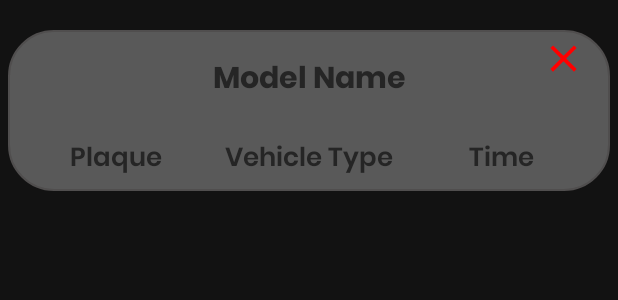
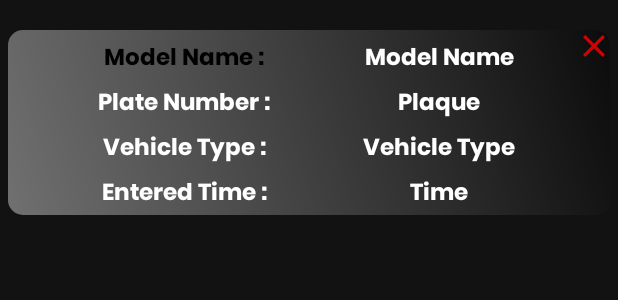
Before and after one commit to OmerOzen10/Garage-Application-in-Android-Studio, an Android app: the layout list_vehicles.xml on its own in the app's theme, with its tools: preview values and no code run, on a phone screen of 412 x 824 dp. Shown: the top 300 px of the screen. Run offline under Robolectric (Android 15) with nearby library versions, the phone set to English and light mode, and no system bars.

Commit message:
I change the design of my project and I learned some new animation skills and tried them in my project

```diff
--- /dev/null
+++ b/app/src/main/res/drawable-anydpi/close1.xml
@@ -0,0 +1,16 @@
+<vector xmlns:android="http://schemas.android.com/apk/res/android"
+    android:width="24dp"
+    android:height="24dp"
+    android:viewportWidth="24"
+    android:viewportHeight="24"
+    android:tint="#0A0A0A"
+    android:alpha="0.8">
+  <group android:scaleX="1.25"
+      android:scaleY="1.25"
+      android:translateX="-3"
+      android:translateY="-3">
+    <path
+        android:fillColor="@android:color/white"
+        android:pathData="M19,6.41L17.59,5 12,10.59 6.41,5 5,6.41 10.59,12 5,17.59 6.41,19 12,13.41 17.59,19 19,17.59 13.41,12z"/>
+  </group>
+</vector>
--- a/app/src/main/res/drawable/baseline_close_24.xml
+++ b/app/src/main/res/drawable/baseline_close_24.xml
@@ -1,5 +1,5 @@
-<vector android:height="10dp" android:tint="#FF0000"
+<vector android:height="1dp" android:tint="#FF0000"
     android:viewportHeight="24" android:viewportWidth="24"
-    android:width="10dp" xmlns:android="http://schemas.android.com/apk/res/android">
+    android:width="1dp" xmlns:android="http://schemas.android.com/apk/res/android">
     <path android:fillColor="@android:color/white" android:pathData="M19,6.41L17.59,5 12,10.59 6.41,5 5,6.41 10.59,12 5,17.59 6.41,19 12,13.41 17.59,19 19,17.59 13.41,12z"/>
 </vector>
--- a/app/src/main/res/drawable/border.xml
+++ b/app/src/main/res/drawable/border.xml
@@ -1,8 +1,13 @@
 <?xml version="1.0" encoding="UTF-8"?>
 <shape xmlns:android="http://schemas.android.com/apk/res/android">
     <solid android:color="#65C4C4C5"/>
+    <gradient
+        android:angle="225"
+        android:startColor="#000000"
+        android:endColor="#FFFFFF"
+    />
 
-    <stroke android:width="1dp"
+    <stroke android:width="0dp"
         android:color="#504E4E"
         />
 
@@ -12,8 +17,8 @@
         android:bottom="1dp"
         />
 
-    <corners android:bottomRightRadius="30dp"
-        android:bottomLeftRadius="30dp"
-        android:topLeftRadius="30dp"
-        android:topRightRadius="30dp"/>
+    <corners android:bottomRightRadius="10dp"
+        android:bottomLeftRadius="10dp"
+        android:topLeftRadius="10dp"
+        android:topRightRadius="10dp"/>
 </shape>
--- a/app/src/main/res/drawable/search_view_bg.xml
+++ b/app/src/main/res/drawable/search_view_bg.xml
@@ -2,6 +2,6 @@
 <shape xmlns:android="http://schemas.android.com/apk/res/android">
 
     <corners android:radius="8dp"/>
-    <stroke android:color="@color/white"
+    <stroke android:color="#7A7A7A"
         android:width="2dp"/>
 </shape>
--- a/app/src/main/res/layout/fragment_see.xml
+++ b/app/src/main/res/layout/fragment_see.xml
@@ -4,7 +4,8 @@
     xmlns:tools="http://schemas.android.com/tools"
     android:layout_width="match_parent"
     android:layout_height="match_parent"
-    android:background="#7C7979">
+    android:background="@drawable/gradiant_list"
+    android:id="@+id/mainLayout">
 
 
     <androidx.appcompat.widget.SearchView
--- a/app/src/main/res/layout/list_vehicles.xml
+++ b/app/src/main/res/layout/list_vehicles.xml
@@ -11,78 +11,122 @@
     android:background="@drawable/border">
 
     <TextView
+        android:id="@+id/textView"
+        android:layout_width="wrap_content"
+        android:layout_height="wrap_content"
+        android:layout_marginTop="5dp"
+        android:fontFamily="@font/poppins_bold"
+        android:text="Model Name : "
+        android:textColor="@color/black"
+        android:textSize="15sp"
+        app:layout_constraintEnd_toStartOf="@+id/txtModel"
+        app:layout_constraintHorizontal_bias="0.5"
+        app:layout_constraintStart_toStartOf="parent"
+        app:layout_constraintTop_toTopOf="parent" />
+
+    <TextView
 
         android:id="@+id/txtModel"
         android:layout_width="wrap_content"
         android:layout_height="wrap_content"
-        android:layout_marginTop="15dp"
         android:fontFamily="@font/poppins_bold"
         android:text="Model Name"
-        android:textColor="#252525"
-        android:textSize="20sp"
+        android:textColor="#FFFFFF"
+        android:textSize="15sp"
+        app:layout_constraintBaseline_toBaselineOf="@+id/textView"
         app:layout_constraintEnd_toEndOf="parent"
-        app:layout_constraintHorizontal_bias="0.501"
-        app:layout_constraintStart_toStartOf="parent"
-        app:layout_constraintTop_toTopOf="parent" />
+        app:layout_constraintHorizontal_bias="0.5"
+        app:layout_constraintStart_toEndOf="@+id/textView" />
+
+    <TextView
+        android:id="@+id/textView1"
+        android:layout_width="wrap_content"
+        android:layout_height="wrap_content"
+        android:layout_marginTop="3dp"
+        android:fontFamily="@font/poppins_bold"
+        android:text="Plate Number : "
+        android:textColor="@color/white"
+        android:textSize="15sp"
+        app:layout_constraintEnd_toEndOf="@+id/textView"
+        app:layout_constraintStart_toStartOf="@+id/textView"
+        app:layout_constraintTop_toBottomOf="@+id/textView" />
+
 
     <TextView
         android:id="@+id/txtPlaque"
         android:layout_width="wrap_content"
         android:layout_height="wrap_content"
-        android:fontFamily="@font/poppins_semibold"
+        android:fontFamily="@font/poppins_bold"
         android:text="Plaque"
-        android:textColor="#252525"
-        android:textSize="17sp"
-        app:layout_constraintBottom_toBottomOf="@+id/txtVehicleType"
-        app:layout_constraintEnd_toStartOf="@+id/txtVehicleType"
-        app:layout_constraintHorizontal_bias="0.488"
-        app:layout_constraintStart_toStartOf="parent"
-        app:layout_constraintTop_toTopOf="@+id/txtVehicleType"
-        app:layout_constraintVertical_bias="1.0" />
+        android:textColor="#FFFFFF"
+        android:textSize="15sp"
+        app:layout_constraintBaseline_toBaselineOf="@+id/textView1"
+        app:layout_constraintEnd_toEndOf="@+id/txtModel"
+        app:layout_constraintStart_toStartOf="@+id/txtModel" />
 
+    <TextView
+        android:id="@+id/textView2"
+        android:layout_width="wrap_content"
+        android:layout_height="wrap_content"
+        android:layout_marginTop="3dp"
+        android:fontFamily="@font/poppins_bold"
+        android:text="Vehicle Type : "
+        android:textColor="@color/white"
+        android:textSize="15sp"
+        app:layout_constraintEnd_toEndOf="@+id/textView"
+        app:layout_constraintStart_toStartOf="@+id/textView"
+        app:layout_constraintTop_toBottomOf="@+id/textView1" />
 
     <TextView
         android:id="@+id/txtVehicleType"
         android:layout_width="wrap_content"
         android:layout_height="wrap_content"
-        android:layout_marginTop="10dp"
-        android:layout_marginBottom="5dp"
-        android:fontFamily="@font/poppins_semibold"
-        android:paddingTop="10dp"
+        android:fontFamily="@font/poppins_bold"
         android:text="Vehicle Type"
-        android:textColor="#252525"
-        android:textSize="17sp"
-        app:layout_constraintBottom_toBottomOf="parent"
-        app:layout_constraintEnd_toEndOf="parent"
-        app:layout_constraintStart_toStartOf="parent"
-        app:layout_constraintTop_toBottomOf="@+id/txtModel" />
+        android:textColor="#FFFFFF"
+        android:textSize="15sp"
+        app:layout_constraintBaseline_toBaselineOf="@+id/textView2"
+        app:layout_constraintEnd_toEndOf="@+id/txtPlaque"
+        app:layout_constraintStart_toStartOf="@+id/txtPlaque" />
+
+    <TextView
+        android:id="@+id/textView3"
+        android:layout_width="wrap_content"
+        android:layout_height="wrap_content"
+        android:layout_marginTop="3dp"
+        android:fontFamily="@font/poppins_bold"
+        android:text="Entered Time : "
+        android:textColor="@color/white"
+        android:textSize="15sp"
+        app:layout_constraintEnd_toEndOf="@+id/textView"
+        app:layout_constraintStart_toStartOf="@+id/textView"
+        app:layout_constraintTop_toBottomOf="@+id/textView2" />
 
     <TextView
         android:id="@+id/txtEntered"
         android:layout_width="wrap_content"
         android:layout_height="wrap_content"
-        android:fontFamily="@font/poppins_semibold"
+        android:fontFamily="@font/poppins_bold"
         android:text="Time"
-        android:textColor="#252525"
-        android:textSize="17sp"
-        app:layout_constraintBottom_toBottomOf="@+id/txtVehicleType"
-        app:layout_constraintEnd_toEndOf="parent"
-        app:layout_constraintStart_toEndOf="@+id/txtVehicleType"
-        app:layout_constraintTop_toTopOf="@+id/txtVehicleType"
-        app:layout_constraintVertical_bias="1.0" />
+        android:textColor="#FFFFFF"
+        android:textSize="15sp"
+        app:layout_constraintBaseline_toBaselineOf="@+id/textView3"
+        app:layout_constraintEnd_toEndOf="@+id/txtVehicleType"
+        app:layout_constraintStart_toStartOf="@+id/txtVehicleType" />
 
     <ImageButton
         android:id="@+id/delete"
-        android:layout_width="30dp"
-        android:layout_height="30dp"
-        android:background="@drawable/baseline_close_24"
-        android:src="@drawable/baseline_close_24"
+        android:layout_width="20dp"
+        android:layout_height="20dp"
+        android:background="@drawable/close1"
+        android:backgroundTint="#FF0000"
+        android:visibility="visible"
         app:layout_constraintBottom_toBottomOf="parent"
         app:layout_constraintEnd_toEndOf="parent"
-        app:layout_constraintHorizontal_bias="0.958"
+        app:layout_constraintHorizontal_bias="1.0"
         app:layout_constraintStart_toStartOf="parent"
         app:layout_constraintTop_toTopOf="parent"
-        app:layout_constraintVertical_bias="0.043" />
+        app:layout_constraintVertical_bias="0.0" />
 
 
 </androidx.constraintlayout.widget.ConstraintLayout>
```
Also changed, not shown: app/src/main/java/com/example/parkngapplcaton/MyAdapter.java (+20 -0 lines), app/src/main/java/com/example/parkngapplcaton/SeeFragment.java (+12 -0 lines), app/src/main/res/anim/first_item.xml (added, +7 -0 lines), app/src/main/res/anim/recycler_animation.xml (added, +10 -0 lines), app/src/main/res/anim/second_item.xml (added, +7 -0 lines), app/src/main/res/drawable/background_1.xml (added, +17 -0 lines), app/src/main/res/drawable/background_2.xml (added, +14 -0 lines), app/src/main/res/drawable/background_3.xml (added, +13 -0 lines), app/src/main/res/drawable/gradiant_list.xml (added, +14 -0 lines), app/src/main/res/layout/fragment_add.xml (+9 -3 lines), app/src/main/res/drawable-hdpi/close1.png (added), app/src/main/res/drawable-mdpi/close1.png (added), app/src/main/res/drawable-xhdpi/close1.png (added), app/src/main/res/drawable-xxhdpi/close1.png (added).
